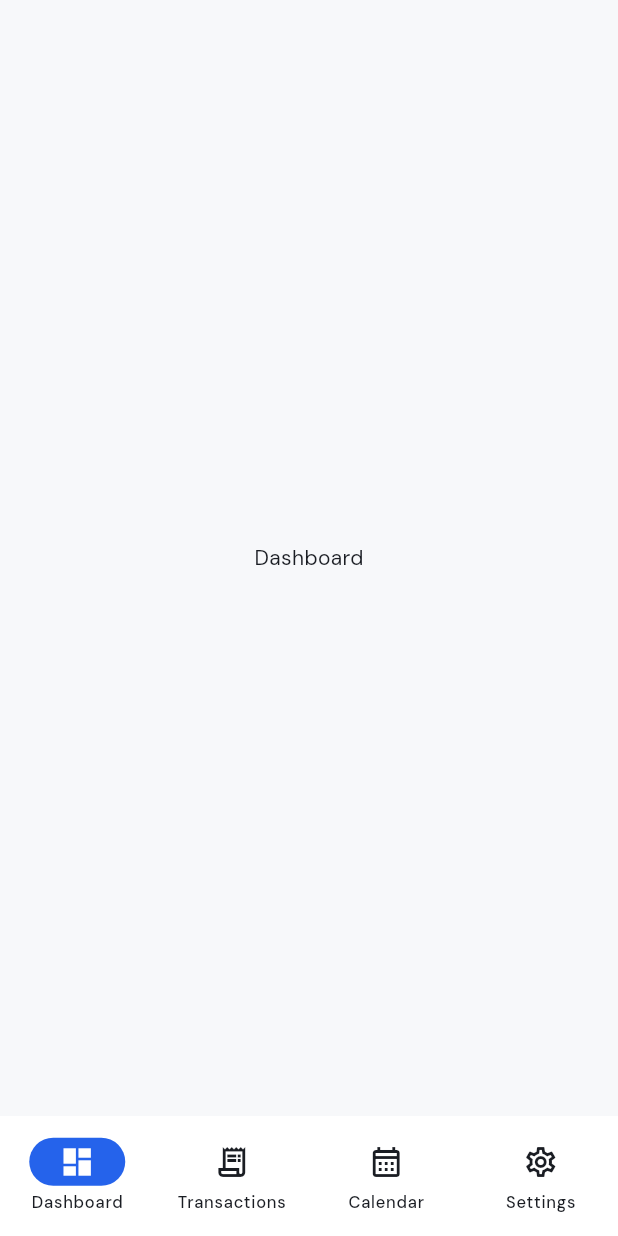
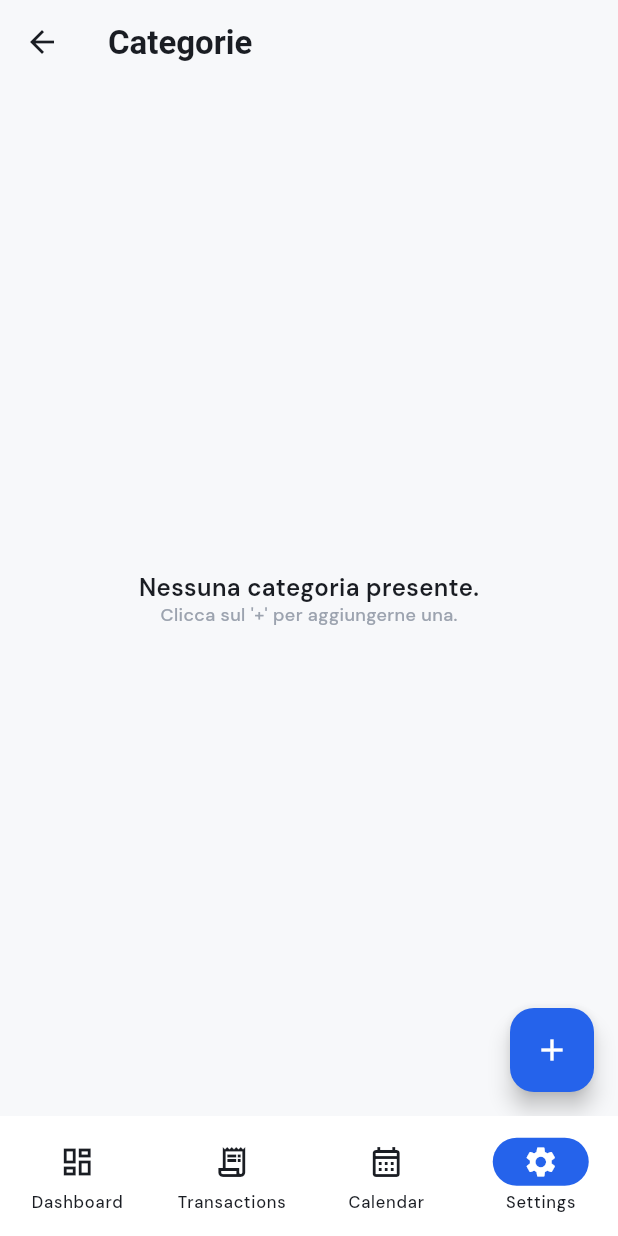
Before and after one commit to rh363/finflow, a Flutter app: the screen it shows after launch, on a phone screen of 412 x 824 dp. Run offline on Flutter 3.47's test engine with Material 3 defaults, Android fonts, the phone set to English and light mode, and no system bars; our stand-ins replace drift, flutter_riverpod, freezed_annotation, go_router, google_fonts; accounts and stored records are empty; generated files the repository leaves out were written again.

Commit message:
Add subroute and categories managment screen

```diff
--- a/lib/app.dart
+++ b/lib/app.dart
@@ -28,3 +28,18 @@ class FinFlowAppGallery extends StatelessWidget {
     );
   }
 }
+
+class FinFlowTestPage extends StatelessWidget {
+  final Widget child;
+
+  const FinFlowTestPage({required this.child, super.key});
+
+  @override
+  Widget build(BuildContext context) {
+    return MaterialApp(
+      title: "FinFlow Test",
+      theme: FFTheme.glacier(),
+      home: child,
+    );
+  }
+}
--- a/lib/core/router/app_router.dart
+++ b/lib/core/router/app_router.dart
@@ -1,8 +1,9 @@
 import 'package:finflow_app/core/widgets/ff_bottom_nav.dart';
-import 'package:finflow_app/features/calendar/presentation/calendar_screen.dart';
-import 'package:finflow_app/features/dashboard/presentation/dashboard_screen.dart';
-import 'package:finflow_app/features/settings/presentation/settings_screen.dart';
-import 'package:finflow_app/features/transactions/presentation/transactions_screen.dart';
+import 'package:finflow_app/features/calendar/presentation/screens/calendar_screen.dart';
+import 'package:finflow_app/features/categories/presentation/screens/categories_screen.dart';
+import 'package:finflow_app/features/dashboard/presentation/screens/dashboard_screen.dart';
+import 'package:finflow_app/features/settings/presentation/screens/settings_screen.dart';
+import 'package:finflow_app/features/transactions/presentation/screens/transactions_screen.dart';
 import 'package:flutter/material.dart';
 import 'package:go_router/go_router.dart';
 
@@ -15,11 +16,11 @@ class AppRouter {
   ];
 
   static int _indexFromLocation(String location) {
-    return _paths.indexOf(location);
+    return _paths.indexOf("/${location.split('/')[1]}");
   }
 
   static final router = GoRouter(
-    initialLocation: '/dashboard',
+    initialLocation: '/settings/categories',
     routes: [
       ShellRoute(
         builder: (context, state, child) {
@@ -47,6 +48,12 @@ class AppRouter {
           GoRoute(
             path: '/settings',
             builder: (context, state) => const SettingsScreen(),
+            routes: [
+              GoRoute(
+                path: 'categories',
+                builder: (context, state) => const CategoriesScreen(),
+              ),
+            ],
           ),
         ],
       ),
--- a/lib/core/widgets/ff_input.dart
+++ b/lib/core/widgets/ff_input.dart
@@ -66,6 +66,7 @@ class _FFInputState extends State<FFInput> {
             borderRadius: FFRadius.xs,
           ),
           child: TextField(
+            controller: widget.controller,
             focusNode: _focusNode,
             onChanged: widget.onChanged,
             style: FFTypography.bodyMd.copyWith(color: colors.textPrimary),
--- /dev/null
+++ b/lib/features/categories/presentation/providers/categories_providers.dart
@@ -0,0 +1,13 @@
+import 'package:finflow_app/core/providers/app_providers.dart';
+import 'package:finflow_app/features/categories/data/categories_repository.dart';
+import 'package:flutter_riverpod/flutter_riverpod.dart';
+
+final categoriesRepositoryProvider = Provider<CategoriesRepository>((ref) {
+  final dao = ref.watch(categoriesDaoProvider);
+  return CategoriesRepository(dao);
+});
+
+final categoriesProvider = StreamProvider((ref) {
+  final repo = ref.watch(categoriesRepositoryProvider);
+  return repo.watchAll();
+});
--- /dev/null
+++ b/lib/features/categories/presentation/screens/categories_screen.dart
@@ -0,0 +1,103 @@
+import 'package:finflow_app/core/theme/finflow_colors.dart';
+import 'package:finflow_app/core/theme/finflow_spacing.dart';
+import 'package:finflow_app/core/theme/finflow_typography.dart';
+import 'package:finflow_app/features/categories/presentation/providers/categories_providers.dart';
+import 'package:finflow_app/features/categories/presentation/widgets/add_category_sheet.dart';
+import 'package:finflow_app/features/categories/presentation/widgets/category_chip.dart';
+import 'package:flutter/material.dart';
+import 'package:flutter_riverpod/flutter_riverpod.dart';
+
+class CategoriesScreen extends ConsumerWidget {
+  const CategoriesScreen({super.key});
+
+  @override
+  Widget build(BuildContext context, WidgetRef ref) {
+    final colors = context.ffColors;
+    final futureCategories = ref.watch(categoriesProvider);
+    return Scaffold(
+      appBar: AppBar(
+        title: Text(
+          "Categorie",
+          style: FFTypography.displaySm.copyWith(color: colors.textPrimary),
+        ),
+        backgroundColor: Colors.transparent,
+      ),
+      floatingActionButton: futureCategories.whenOrNull(
+        data: (d) => FloatingActionButton(
+          child: const Icon(Icons.add),
+          onPressed: () {
+            showModalBottomSheet(
+              context: context,
+              builder: (context) => const AddCategorySheet(),
+            );
+          },
+        ),
+      ),
+      body: Padding(
+        padding: const EdgeInsets.symmetric(
+          vertical: FFSpacing.xxl,
+          horizontal: FFSpacing.md,
+        ),
+        child: futureCategories.when(
+          data: (categories) => categories.isNotEmpty
+              ? GridView.count(
+                  crossAxisCount: 4,
+                  mainAxisSpacing: FFSpacing.md,
+                  crossAxisSpacing: FFSpacing.md,
+                  children: [
+                    for (final c in categories)
+                      CategoryChip(
+                        icon: c.icon,
+                        label: c.name,
+                        isSelected: c.isDefault,
+                        onTap: () {},
+                      ),
+                  ],
+                )
+              : Center(
+                  child: Column(
+                    mainAxisSize: MainAxisSize.min,
+                    children: [
+                      Text(
+                        "Nessuna categoria presente.",
+                        style: FFTypography.headingMd.copyWith(
+                          color: colors.textPrimary,
+                        ),
+                      ),
+                      Text(
+                        "Clicca sul '+' per aggiungerne una.",
+                        style: FFTypography.caption.copyWith(
+                          color: colors.textMuted,
+                        ),
+                      ),
+                    ],
+                  ),
+                ),
+          error: (err, stack) {
+            print(err);
+            return Center(
+              child: Column(
+                mainAxisSize: MainAxisSize.min,
+                children: [
+                  Text(
+                    "Impossibile caricare le categorie.",
+                    style: FFTypography.headingMd.copyWith(
+                      color: colors.textPrimary,
+                    ),
+                  ),
+                  Text(
+                    "Errore: ${err.toString()}",
+                    style: FFTypography.caption.copyWith(
+                      color: colors.textMuted,
+                    ),
+                  ),
+                ],
+              ),
+            );
+          },
+          loading: () => const Center(child: CircularProgressIndicator()),
+        ),
+      ),
+    );
+  }
+}
```
Also changed, not shown: lib/core/providers/app_providers.dart (added, +35 -0 lines), lib/features/categories/data/categories_repository.dart (added, +39 -0 lines), lib/features/categories/presentation/widgets/add_category_sheet.dart (added, +146 -0 lines), lib/features/categories/presentation/widgets/category_chip.dart (added, +58 -0 lines), lib/main.dart (+5 -5 lines), lib/features/calendar/presentation/screens/calendar_screen.dart (renamed from lib/features/calendar/presentation/calendar_screen.dart), lib/features/dashboard/presentation/screens/dashboard_screen.dart (renamed from lib/features/dashboard/presentation/dashboard_screen.dart), lib/features/settings/presentation/screens/settings_screen.dart (renamed from lib/features/settings/presentation/settings_screen.dart), lib/features/transactions/presentation/screens/transactions_screen.dart (renamed from lib/features/transactions/presentation/transactions_screen.dart).
